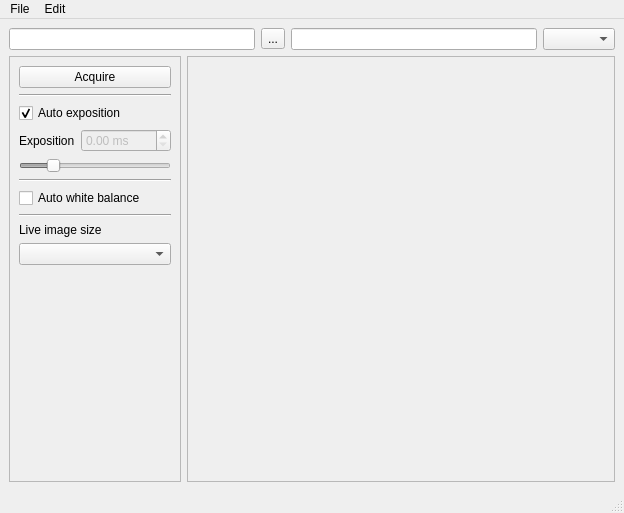
Qt form src/ui/MainWindow.ui (vedddd/ElCap) before a commit.
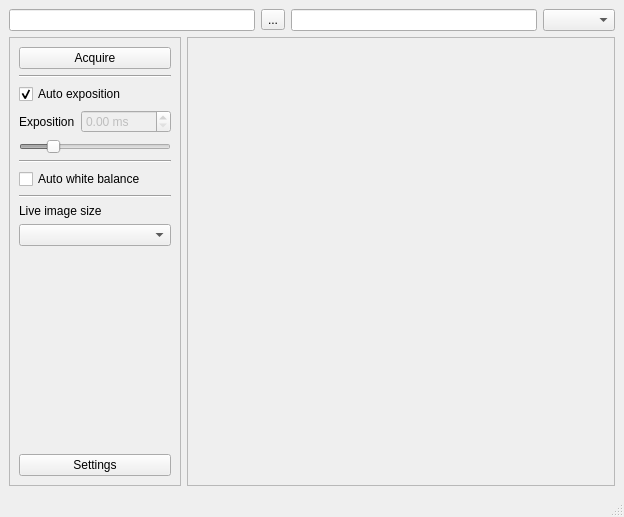
The same form after that commit.

Patch:
```diff
--- a/src/ui/MainWindow.ui
+++ b/src/ui/MainWindow.ui
@@ -7,7 +7,7 @@
     <x>0</x>
     <y>0</y>
     <width>624</width>
-    <height>513</height>
+    <height>517</height>
    </rect>
   </property>
   <property name="windowTitle">
@@ -18,7 +18,11 @@
     <item row="0" column="0" colspan="2">
      <layout class="QHBoxLayout" name="horizontalLayout">
       <item>
-       <widget class="QLineEdit" name="lineEdit"/>
+       <widget class="QLineEdit" name="leFilePath">
+        <property name="readOnly">
+         <bool>true</bool>
+        </property>
+       </widget>
       </item>
       <item>
        <widget class="QToolButton" name="toolButton">
@@ -160,6 +164,28 @@
          </property>
         </spacer>
        </item>
+       <item row="11" column="0" colspan="2">
+        <widget class="QPushButton" name="bSettings">
+         <property name="sizePolicy">
+          <sizepolicy hsizetype="Minimum" vsizetype="Fixed">
+           <horstretch>0</horstretch>
+           <verstretch>0</verstretch>
+          </sizepolicy>
+         </property>
+         <property name="text">
+          <string>Settings</string>
+         </property>
+         <property name="autoRepeat">
+          <bool>false</bool>
+         </property>
+         <property name="autoDefault">
+          <bool>false</bool>
+         </property>
+         <property name="default">
+          <bool>false</bool>
+         </property>
+        </widget>
+       </item>
       </layout>
      </widget>
     </item>
@@ -181,32 +207,6 @@
     </item>
    </layout>
   </widget>
-  <widget class="QMenuBar" name="menubar">
-   <property name="geometry">
-    <rect>
-     <x>0</x>
-     <y>0</y>
-     <width>624</width>
-     <height>21</height>
-    </rect>
-   </property>
-   <widget class="QMenu" name="menuFile">
-    <property name="title">
-     <string>File</string>
-    </property>
-    <addaction name="actionSave_as_3"/>
-    <addaction name="actionExit_2"/>
-   </widget>
-   <widget class="QMenu" name="menuEdit">
-    <property name="title">
-     <string>Edit</string>
-    </property>
-    <addaction name="actionSettings"/>
-    <addaction name="actionExpozition"/>
-   </widget>
-   <addaction name="menuFile"/>
-   <addaction name="menuEdit"/>
-  </widget>
   <widget class="QStatusBar" name="statusbar"/>
   <action name="actionSave_as">
    <property name="checkable">
```
Left out of the diff: 11 changed lines with no effect on the pictures.
